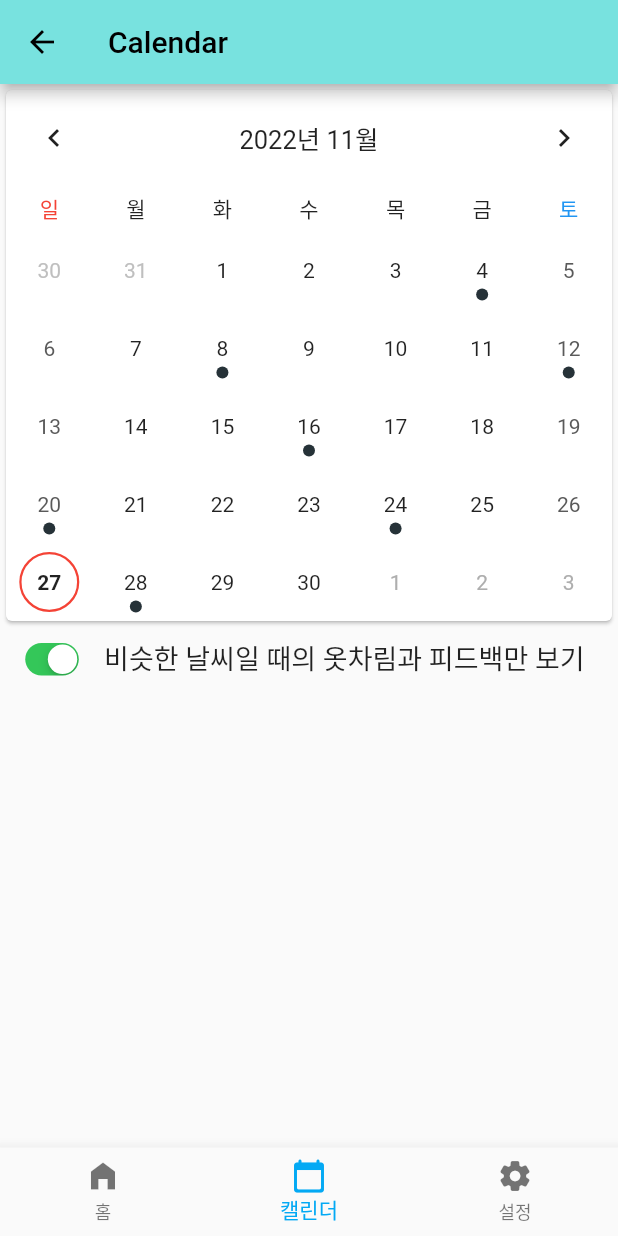
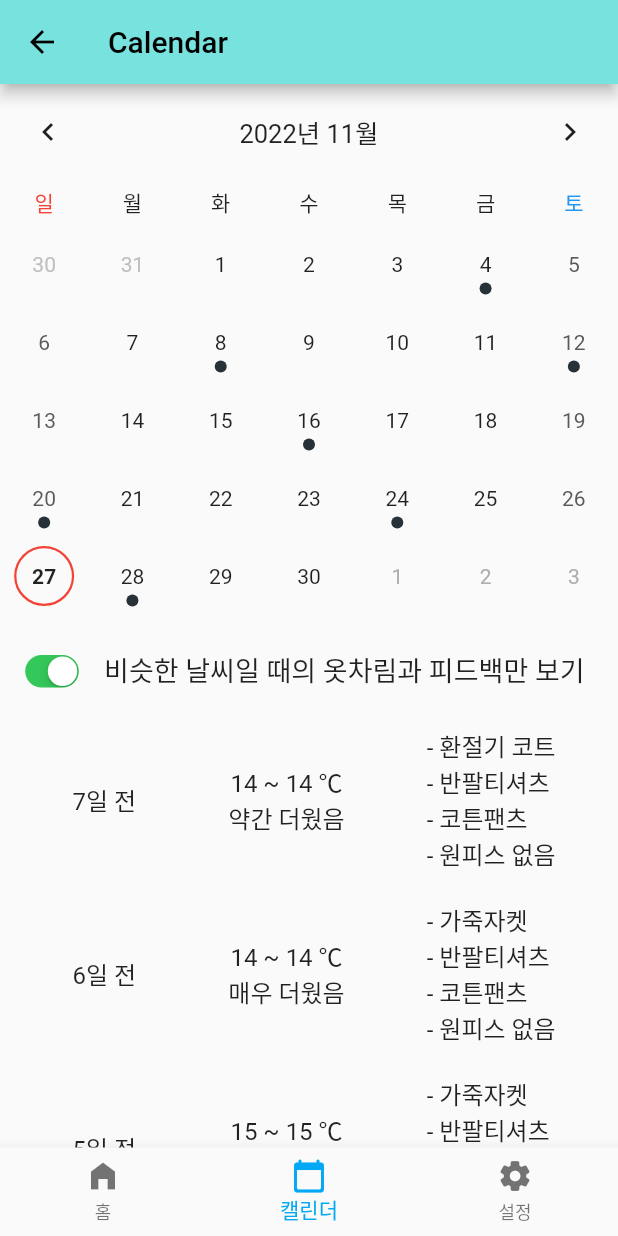
Before and after one commit to kuc00000/weather_clothing_app, a Flutter app: the CalendarPage screen opened by its route, on a phone screen of 412 x 824 dp. Run offline on Flutter 3.47's test engine with Material 2 defaults, Android fonts, the phone set to English and light mode, and no system bars; drawn by our look-alikes of table_calendar; our stand-ins replace geolocator.

Commit message:
[ui] CalendarPage 최근 일주일 정보 ui 구현 완료

```diff
--- a/lib/CalendarPage.dart
+++ b/lib/CalendarPage.dart
@@ -33,7 +33,8 @@ class _CalendarPageState extends State<CalendarPage> {
       ),
       body: Column(
         children: [
-          Card(
+          SizedBox(
+            height: 370,
             child: TableCalendar(
               calendarBuilders: CalendarBuilders(
                 dowBuilder: (context, day) {
@@ -119,6 +120,7 @@ class _CalendarPageState extends State<CalendarPage> {
               ],
             ),
           ),
+          WeekClothList(),
         ],
       ),
       bottomNavigationBar: BottomNavigationBar(
@@ -154,3 +156,113 @@ class _CalendarPageState extends State<CalendarPage> {
     );
   }
 }
+
+class WeekClothList extends StatefulWidget {
+
+  @override
+  State<WeekClothList> createState() => _WeekClothListState();
+}
+
+class _WeekClothListState extends State<WeekClothList> {
+
+  final List<String> clothingOuter = <String>['환절기 코트', '가죽자켓', '가죽자켓', '가죽자켓', '가죽자켓', '가죽자켓', '가죽자켓'];
+  final List<String> clothingTop = <String>['반팔티셔츠', '반팔티셔츠', '반팔티셔츠', '반팔티셔츠', '반팔티셔츠', '상의 없음', '상의 없음'];
+  final List<String> clothingBottom = <String>['코튼팬츠', '코튼팬츠', '코튼팬츠', '코튼팬츠', '코튼팬츠', '하의 없음', '하의 없음'];
+  final List<String> clothingDress = <String>['원피스 없음', '원피스 없음', '원피스 없음', '원피스 없음', '원피스 없음', '봄가을용 원피스', '겨울용 원피스'];
+  final List<String> feedbacks = <String>['약간 더웠음', '매우 더웠음', '약간 추웠음', '매우 추웠음', '보통', '약간 더웠음', '약간 더웠음'];
+  final List<String> maxDayTemperature = <String>['24', '24', '25', '23', '20', '18', '16'];
+  final List<String> minDayTemperature = <String>['14', '14', '15', '13', '10', '08', '06'];
+
+  @override
+  Widget build(BuildContext context) {
+    return Expanded(
+      child: ListView.builder(
+        padding: const EdgeInsets.all(8),
+        itemCount: 7,
+        itemBuilder: (BuildContext context, int index) {
+          return Column(
+            children: [
+              Center(
+                child: Row(
+                  mainAxisAlignment: MainAxisAlignment.spaceEvenly,
+                  children: [
+                    Container(
+                      width: 120,
+                      alignment: Alignment.center,
+                      child: Text('${(7 - index).toString()}일 전',
+                        style: TextStyle(
+                          fontSize: 16,
+                        ),
+                      ),
+                    ),
+                    Column(
+                      children: [
+                        Container(
+                          width: 120,
+                          alignment: Alignment.center,
+                          child: Column(
+                            children: [
+                              Text('${minDayTemperature[index]} ~ ${minDayTemperature[index]} ℃',
+                                style: TextStyle(
+                                  fontSize: 16,
+                                ),
+                              ),
+                              Text('${feedbacks[index]}',
+                                style: TextStyle(
+                                  fontSize: 16,
+                                ),
+                              ),
+                            ],
+                          ),
+                        ),
+                      ],
+                    ),
+                    Column(
+                      children: [
+                        SizedBox(
+                          height: 10,
+                        ),
+                        Container(
+                          width: 150,
+                          alignment: Alignment.center,
+                          child: Column(
+                            crossAxisAlignment: CrossAxisAlignment.start,
+                            children: [
+                              Text('- ${clothingOuter[index]}',
+                                style: TextStyle(
+                                  fontSize: 16,
+                                ),
+                              ),
+                              Text('- ${clothingTop[index]}',
+                                style: TextStyle(
+                                  fontSize: 16,
+                                ),
+                              ),
+                              Text('- ${clothingBottom[index]}',
+                                style: TextStyle(
+                                  fontSize: 16,
+                                ),
+                              ),
+                              Text('- ${clothingDress[index]}',
+                                style: TextStyle(
+                                  fontSize: 16,
+                                ),
+                              ),
+                            ],
+                          ),
+                        ),
+                        SizedBox(
+                          height: 10,
+                        ),
+                      ],
+                    ),
+                  ],
+                ),
+              ),
+            ],
+          );
+        },
+      ),
+    );
+  }
+}
```
